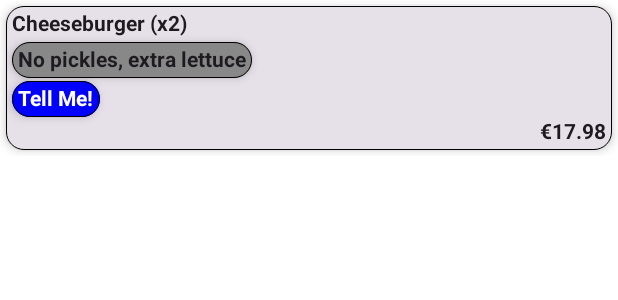
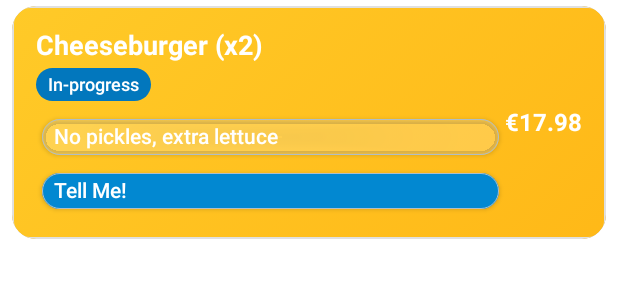
Before and after one commit to ConorCoker/to-table-android, an Android app built with Jetpack Compose: the @Preview function OrderItemPreview, on a phone screen of 412 x 824 dp. Shown: the top 300 px of the screen. Run offline under Robolectric (Android 15) with nearby library versions, the phone set to English and light mode, and no system bars; our stand-ins replace Firebase (no records; nobody signed in at launch, a user with empty details on screens opened directly).

Commit message:
Updated the main page to include tappable order items (to mark them as in-progress) and swipe them (to mark them as complete)

```diff
--- a/app/build.gradle.kts
+++ b/app/build.gradle.kts
@@ -90,4 +90,7 @@ dependencies {
     implementation("com.google.firebase:firebase-auth")
 
     implementation ("androidx.compose.runtime:runtime-livedata:1.7.8")
+
+    // Swipe to Dismiss
+    implementation ("androidx.compose.material:material:1.8.0")
 }
--- a/app/src/main/java/com/dining/totable/ui/composables/OrderItem.kt
+++ b/app/src/main/java/com/dining/totable/ui/composables/OrderItem.kt
@@ -1,80 +1,128 @@
 package com.dining.totable.ui.composables
 
 import androidx.compose.foundation.BorderStroke
-import androidx.compose.foundation.layout.Box
-import androidx.compose.foundation.layout.Column
-import androidx.compose.foundation.layout.fillMaxWidth
-import androidx.compose.foundation.layout.padding
-import androidx.compose.material3.Card
-import androidx.compose.material3.CardDefaults
-import androidx.compose.material3.Text
+import androidx.compose.foundation.background
+import androidx.compose.foundation.clickable
+import androidx.compose.foundation.layout.*
+import androidx.compose.foundation.shape.RoundedCornerShape
+import androidx.compose.material3.*
 import androidx.compose.runtime.Composable
 import androidx.compose.ui.Alignment
 import androidx.compose.ui.Modifier
+import androidx.compose.ui.draw.clip
+import androidx.compose.ui.draw.shadow
+import androidx.compose.ui.graphics.Brush
 import androidx.compose.ui.graphics.Color
 import androidx.compose.ui.text.font.FontWeight
+import androidx.compose.ui.text.style.TextOverflow
 import androidx.compose.ui.tooling.preview.Preview
-import androidx.compose.ui.unit.Dp
 import androidx.compose.ui.unit.dp
-import com.dining.totable.ui.utils.SpecialRequests
+import androidx.compose.ui.unit.sp
 import com.dining.totable.viewmodels.Order
 
 @Composable
 fun OrderItem(
     item: Order.Item,
-    hasTellMe: Boolean? = false
+    orderStatus: String,
+    hasTellMe: Boolean? = false,
+    onClick: () -> Unit
 ) {
+    val isInProgress = orderStatus == "in-progress"
+    val backgroundColor = if (isInProgress) {
+        Brush.linearGradient(
+            colors = listOf(Color(0xFFFFCA28), Color(0xFFFFA000)),
+            start = androidx.compose.ui.geometry.Offset(0f, 0f),
+            end = androidx.compose.ui.geometry.Offset(1000f, 1000f)
+        )
+    } else {
+        Brush.linearGradient(
+            colors = listOf(Color.White, Color(0xFFF5F5F5))
+        )
+    }
+    val elevation = if (isInProgress) CardDefaults.cardElevation(defaultElevation = 12.dp) else CardDefaults.cardElevation(defaultElevation = 4.dp)
+    val textColor = if (isInProgress) Color.White else Color.Black
+    val statusBadgeColor = if (isInProgress) Color(0xFF0277BD) else Color(0xFF757575)
+
     Card(
         modifier = Modifier
             .fillMaxWidth()
-            .padding(4.dp),
-        elevation = CardDefaults.cardElevation(defaultElevation = 4.dp),
-        border = BorderStroke(
-            width = Dp.Hairline,
-            color = Color.Black
+            .padding(horizontal = 8.dp, vertical = 4.dp)
+            .clip(RoundedCornerShape(16.dp))
+            .shadow(8.dp, RoundedCornerShape(16.dp))
+            .clickable { onClick() },
+        elevation = elevation,
+        colors = CardDefaults.cardColors(containerColor = Color.Transparent),
+        border = BorderStroke(width = 1.dp, color = Color(0xFFE0E0E0))
+    ) {
+        Box(
+            modifier = Modifier
+                .background(backgroundColor)
+                .padding(16.dp)
+        ) {
+            Row(
+                modifier = Modifier.fillMaxWidth(),
+                horizontalArrangement = Arrangement.SpaceBetween,
+                verticalAlignment = Alignment.CenterVertically
+            ) {
+                Column(
+                    modifier = Modifier.weight(1f)
+                ) {
+                    Text(
+                        text = "${item.itemName} (x${item.quantity})",
+                        fontWeight = FontWeight.Bold,
+                        fontSize = 18.sp,
+                        color = textColor,
+                        maxLines = 1,
+                        overflow = TextOverflow.Ellipsis
                     )
+                    Surface(
+                        modifier = Modifier
+                            .padding(top = 4.dp)
+                            .wrapContentSize(),
+                        shape = RoundedCornerShape(12.dp),
+                        color = statusBadgeColor,
+                        contentColor = Color.White
                     ) {
-        Column(modifier = Modifier
-            .fillMaxWidth()
-            .padding(4.dp)) {
-            ItemNameText(
-                itemName = "${item.itemName} (x${item.quantity})",
-                modifier = Modifier.padding(bottom = 4.dp)
+                        Text(
+                            text = orderStatus.replaceFirstChar { it.uppercase() },
+                            fontWeight = FontWeight.Medium,
+                            fontSize = 12.sp,
+                            modifier = Modifier.padding(horizontal = 8.dp, vertical = 4.dp)
                         )
+                    }
                     if (item.specialRequests.isNotEmpty()) {
-                OrderItemSpecialRequestCard(containerColor = Color.Gray) {
+                        OrderItemSpecialRequestCard(
+                            containerColor = Color(0x33FFFFFF),
+                            modifier = Modifier.padding(top = 8.dp)
+                        ) {
                             SpecialRequestText(
                                 specialRequest = item.specialRequests,
-                        specialRequestColor = Color.Unspecified
+                                specialRequestColor = textColor
                             )
                         }
                     }
                     if (hasTellMe == true) {
-                OrderItemSpecialRequestCard(containerColor = Color.Blue) {
+                        OrderItemSpecialRequestCard(
+                            containerColor = Color(0xFF0288D1),
+                            modifier = Modifier.padding(top = 4.dp)
+                        ) {
                             SpecialRequestText(
                                 specialRequest = "Tell Me!",
                                 specialRequestColor = Color.White
                             )
                         }
                     }
-            ItemNameText(
-                itemName = "€${item.price * item.quantity}",
-                modifier = Modifier.align(Alignment.End)
+                }
+                Text(
+                    text = "€${String.format("%.2f", item.price * item.quantity)}",
+                    fontWeight = FontWeight.Bold,
+                    fontSize = 16.sp,
+                    color = textColor,
+                    modifier = Modifier.align(Alignment.CenterVertically)
                 )
             }
         }
     }
-
-@Composable
-private fun ItemNameText(
-    itemName: String,
-    modifier: Modifier = Modifier
-) {
-    Text(
-        text = itemName,
-        fontWeight = FontWeight.Bold,
-        modifier = modifier
-    )
 }
 
 @Composable
@@ -84,16 +132,16 @@ private fun OrderItemSpecialRequestCard(
     content: @Composable () -> Unit
 ) {
     Card(
+        modifier = modifier
+            .fillMaxWidth()
+            .clip(RoundedCornerShape(8.dp))
+            .padding(4.dp),
         colors = CardDefaults.cardColors(containerColor = containerColor),
-        border = BorderStroke(
-            width = Dp.Hairline,
-            color = Color.Black
-        ),
-        elevation = CardDefaults.cardElevation(defaultElevation = 4.dp),
-        modifier = modifier.padding(bottom = 2.dp)
+        elevation = CardDefaults.cardElevation(defaultElevation = 2.dp),
+        border = BorderStroke(width = 0.5.dp, color = Color(0xFFB0BEC5))
     ) {
         Box(
-            modifier = Modifier.padding(4.dp)
+            modifier = Modifier.padding(horizontal = 8.dp, vertical = 4.dp)
         ) {
             content()
         }
@@ -108,14 +156,14 @@ private fun SpecialRequestText(
     Text(
         text = specialRequest,
         color = specialRequestColor,
-        fontWeight = FontWeight.Bold,
+        fontWeight = FontWeight.Medium,
+        fontSize = 14.sp,
+        maxLines = 2,
+        overflow = TextOverflow.Ellipsis
     )
 }
 
-@Preview(
-    showBackground = true,
-    showSystemUi = true
-)
+@Preview(showBackground = true, showSystemUi = true)
 @Composable
 fun OrderItemPreview() {
     OrderItem(
@@ -125,6 +173,24 @@ fun OrderItemPreview() {
             quantity = 2,
             specialRequests = "No pickles, extra lettuce"
         ),
-        hasTellMe = true
+        orderStatus = "in-progress",
+        hasTellMe = true,
+        onClick = {}
     )
 }
+
+@Preview(showBackground = true, showSystemUi = true)
+@Composable
+fun OrderItemPendingPreview() {
+    OrderItem(
+        item = Order.Item(
+            itemName = "Cheeseburger",
+            price = 8.99,
+            quantity = 2,
+            specialRequests = "No pickles, extra lettuce"
+        ),
+        orderStatus = "pending",
+        hasTellMe = false,
+        onClick = {}
+    )
+}
```
Also changed, not shown: app/src/main/java/com/dining/totable/ui/screens/MainScreen.kt (+46 -8 lines). Lines whose indentation alone changed are shown as unchanged.
